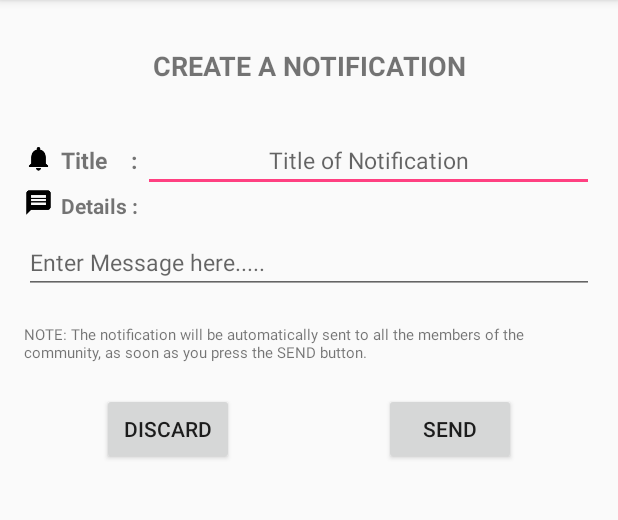
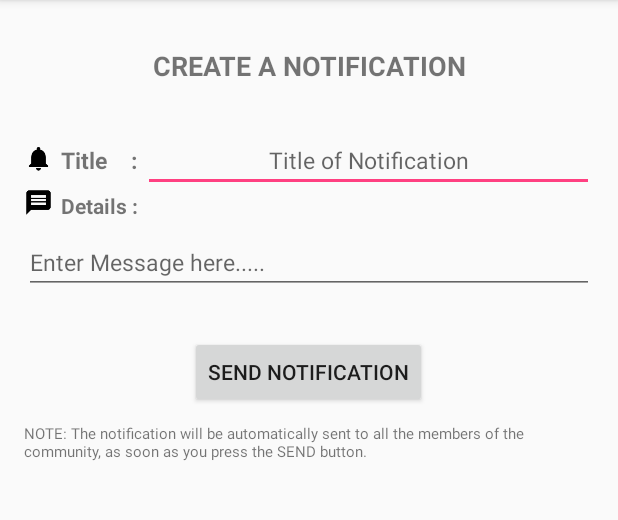
Before and after one commit to suyashmahar/Code.Fun.Do, an Android app: the create_notification screen opened directly, with no data from a screen before it, on a phone screen of 412 x 824 dp, the part 84-604 px from its top. Run offline under Robolectric (Android 15) with nearby library versions, the light colour scheme and no system bars.

Commit message:
Modified create_notification.xml/.java

```diff
--- a/app/src/main/java/com/android/example/neighbours/create_notification.java
+++ b/app/src/main/java/com/android/example/neighbours/create_notification.java
@@ -2,12 +2,25 @@ package com.android.example.neighbours;
 
 import android.support.v7.app.AppCompatActivity;
 import android.os.Bundle;
+import android.view.View;
+import android.widget.Button;
 
-public class create_notification extends AppCompatActivity {
+public class create_notification extends AppCompatActivity
+{
 
     @Override
-    protected void onCreate(Bundle savedInstanceState) {
+    protected void onCreate(Bundle savedInstanceState)
+    {
         super.onCreate(savedInstanceState);
         setContentView(R.layout.activity_create_notification);
+
+        Button save=(Button) findViewById(R.id.confirm);
+
+        save.setOnClickListener(new View.OnClickListener() {
+            @Override
+            public void onClick(View view) {
+
+            }
+        });
     }
 }
--- a/app/src/main/res/layout/activity_create_notification.xml
+++ b/app/src/main/res/layout/activity_create_notification.xml
@@ -91,36 +91,25 @@
                 android:hint="Enter Message here....."
                 android:id="@+id/notify_message" />
 
+            <Button
+                android:layout_width="wrap_content"
+                android:layout_height="wrap_content"
+                android:layout_below="@id/notify_message"
+                android:layout_marginTop="28dp"
+                android:layout_centerHorizontal="true"
+                android:text="SEND NOTIFICATION"
+                android:elevation="3dp"
+                android:id="@+id/confirm" />
+
             <TextView
                 android:layout_width="wrap_content"
                 android:layout_height="wrap_content"
-                android:layout_below="@id/notify_message"
-                android:layout_marginTop="20dp"
+                android:layout_below="@id/confirm"
+                android:layout_marginTop="10dp"
                 android:textStyle="normal"
                 android:textSize="10dp"
                 android:text="NOTE: The notification will be automatically sent to all the members of the community, as soon as you press the SEND button."
                 android:id="@+id/warning_message" />
-
-            <Button
-                android:layout_width="wrap_content"
-                android:layout_height="wrap_content"
-                android:layout_below="@id/warning_message"
-                android:layout_marginTop="20dp"
-                android:elevation="3dp"
-                android:layout_marginLeft="52dp"
-                android:text="DISCARD"
-                android:id="@+id/deny" />
-
-            <Button
-                android:layout_width="wrap_content"
-                android:layout_height="wrap_content"
-                android:layout_below="@id/warning_message"
-                android:layout_marginTop="20dp"
-                android:layout_alignParentRight="true"
-                android:layout_marginRight="52dp"
-                android:text="SEND"
-                android:elevation="3dp"
-                android:id="@+id/confirm" />
 
         </RelativeLayout>
 
```
